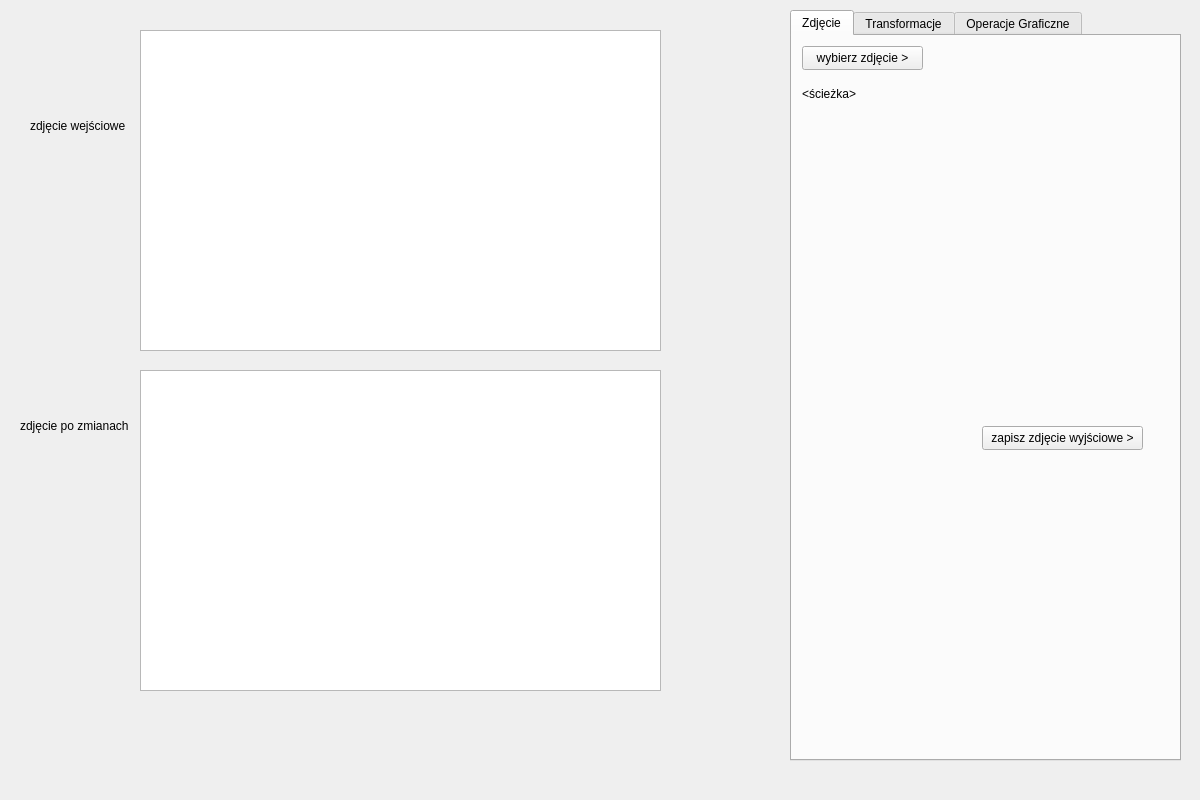
First picture: the form in ManipulatorZdjecPIPAO/mainwindow.ui, repository Wiktor-Kobryn/ManipulatorZdjecPIPAO, before the edit.
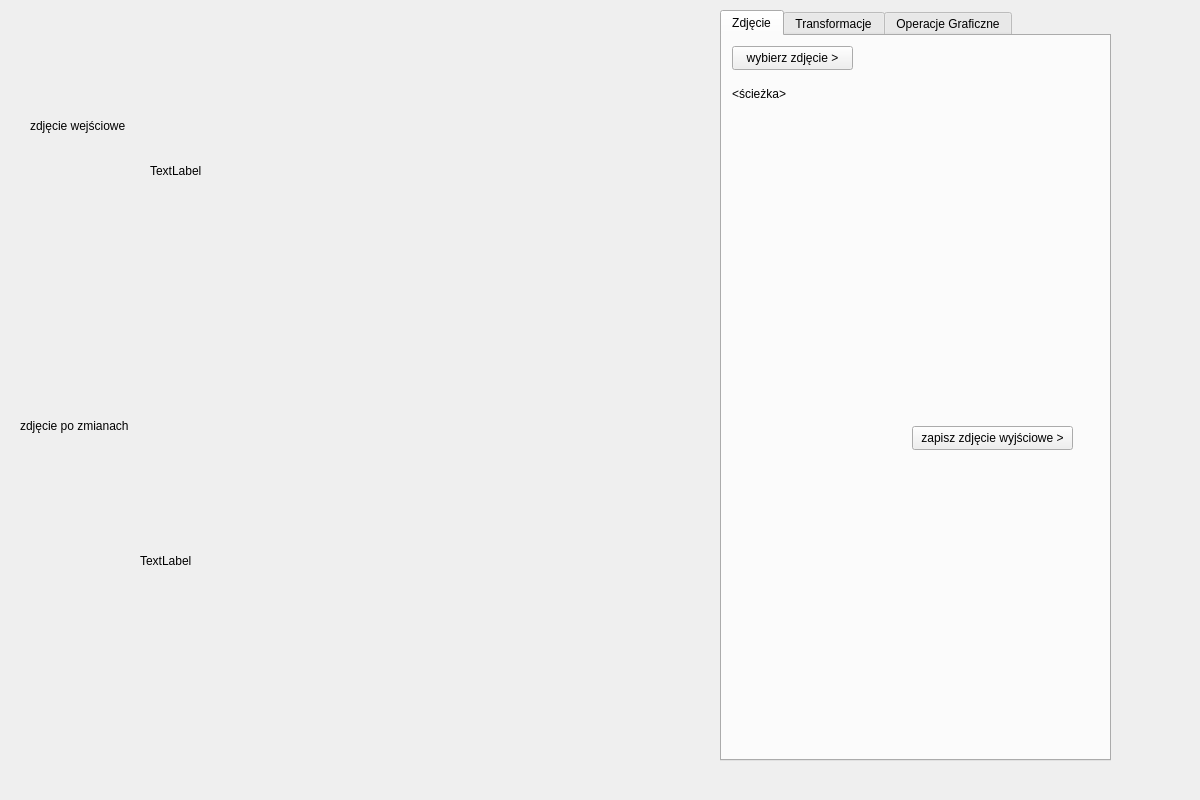
Second picture: the form after the edit.

What changed in the file:
```diff
--- a/ManipulatorZdjecPIPAO/mainwindow.ui
+++ b/ManipulatorZdjecPIPAO/mainwindow.ui
@@ -17,7 +17,7 @@
    <widget class="QTabWidget" name="HubModyfikacji">
     <property name="geometry">
      <rect>
-      <x>790</x>
+      <x>720</x>
       <y>10</y>
       <width>391</width>
       <height>751</height>
@@ -107,26 +107,6 @@
      </attribute>
     </widget>
    </widget>
-   <widget class="QGraphicsView" name="GrViewZdjecieWe">
-    <property name="geometry">
-     <rect>
-      <x>140</x>
-      <y>30</y>
-      <width>521</width>
-      <height>321</height>
-     </rect>
-    </property>
-   </widget>
-   <widget class="QGraphicsView" name="GrViewZdjecieWy">
-    <property name="geometry">
-     <rect>
-      <x>140</x>
-      <y>370</y>
-      <width>521</width>
-      <height>321</height>
-     </rect>
-    </property>
-   </widget>
    <widget class="QLabel" name="LblZdjecieWe">
     <property name="geometry">
      <rect>
@@ -153,6 +133,32 @@
      <string>zdjęcie po zmianach</string>
     </property>
    </widget>
+   <widget class="QLabel" name="GrViewZdjecieWe">
+    <property name="geometry">
+     <rect>
+      <x>150</x>
+      <y>30</y>
+      <width>501</width>
+      <height>281</height>
+     </rect>
+    </property>
+    <property name="text">
+     <string>TextLabel</string>
+    </property>
+   </widget>
+   <widget class="QLabel" name="GrViewZdjecieWy">
+    <property name="geometry">
+     <rect>
+      <x>140</x>
+      <y>430</y>
+      <width>391</width>
+      <height>261</height>
+     </rect>
+    </property>
+    <property name="text">
+     <string>TextLabel</string>
+    </property>
+   </widget>
   </widget>
  </widget>
  <resources/>
```
